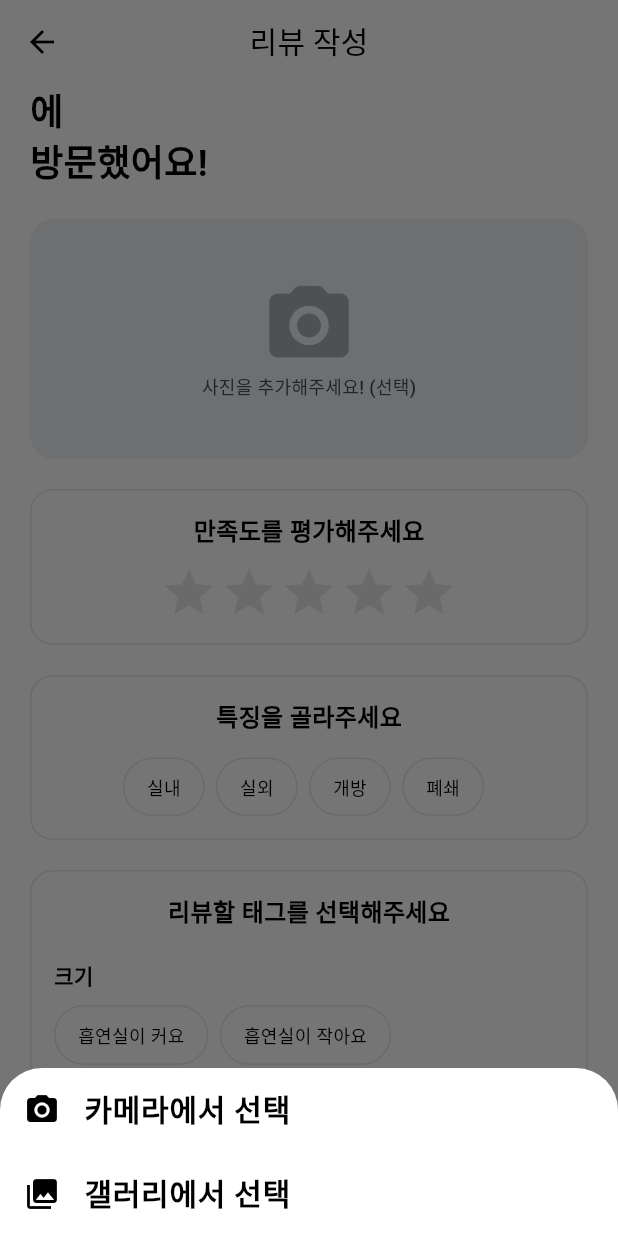
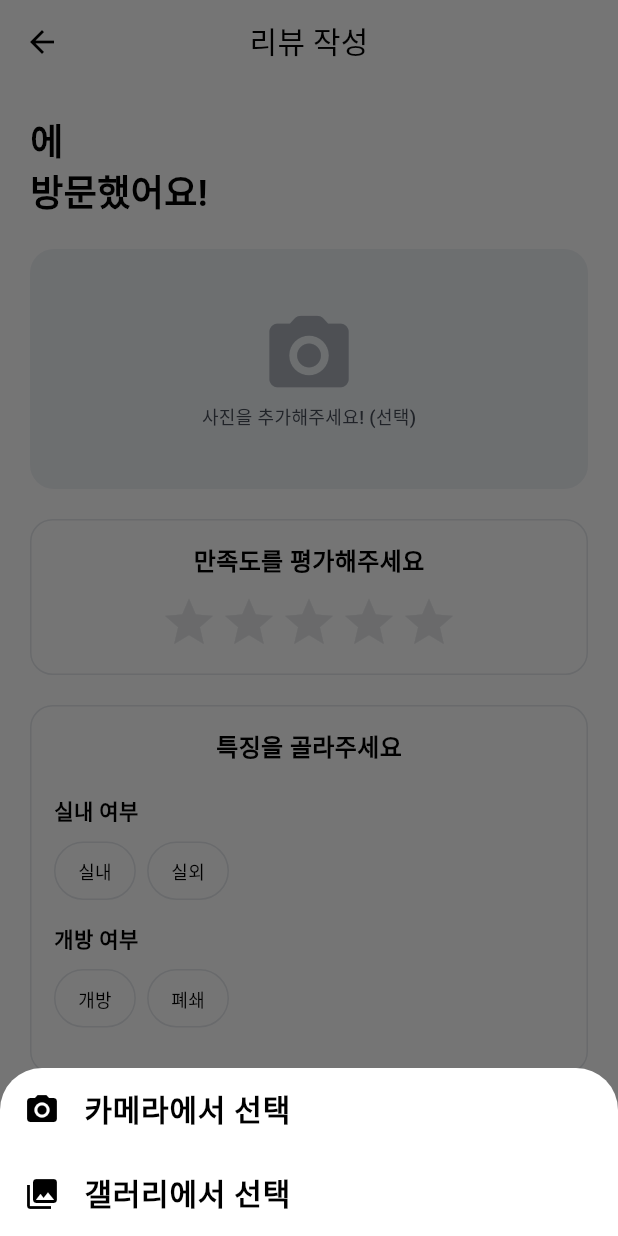
Before and after one commit to Alpha-Damyo/FE, a Flutter app: the WriteReviewScreen screen opened directly with empty values, after a tap on "사진을 추가해주세요! (선택)", on a phone screen of 412 x 824 dp. Run offline on Flutter 3.47's test engine with Material 3 defaults, Android fonts, the phone set to English and light mode, and no system bars; drawn by our look-alikes of flutter_rating_stars; our stand-ins replace flutter_dotenv, flutter_screenutil, flutter_secure_storage, geolocator, go_router, google_sign_in and 4 more; missing offline and left inert: balloon_widget, bottom_drawer, dart:ffi, flutter_naver_login, flutter_naver_map, kakao_flutter_sdk_user; accounts and stored records are empty; network calls fail; Roboto replaces fonts that are missing (pretendard); project files that could hold a hidden picture were left out.

Commit message:
스크롤 수정

```diff
--- a/lib/main.dart
+++ b/lib/main.dart
@@ -108,7 +108,7 @@ void main() async {
   await dotenv.load(fileName: ".env");
   await _initializeMap();
   _requestPermission();
-  // await _getCurrentLocation();
+  await _getCurrentLocation();
   // Kakao sdk 초기화
   _initializeKakao();
 
--- a/lib/screens/home/map/somking_area/review/write_review_listview.dart
+++ b/lib/screens/home/map/somking_area/review/write_review_listview.dart
@@ -3,7 +3,7 @@ import 'package:flutter/material.dart';
 // Listview
 class WriteReviewListview extends StatefulWidget {
   final List<String> characterList;
-  int selectedCharacterIndex;
+  List<bool> selectedCharacterIndex;
   WriteReviewListview({
     super.key,
     required this.characterList,
@@ -17,30 +17,36 @@ class WriteReviewListview extends StatefulWidget {
 class _WriteReviewListview extends State<WriteReviewListview> {
   @override
   Widget build(BuildContext context) {
-    // int index = widget.selectedCharacterIndex;
-    return Row(children: <Widget>[
+    return SizedBox(
+      width: double.infinity,
+      child: SingleChildScrollView(
+        scrollDirection: Axis.horizontal,
+        child: Row(children: <Widget>[
           for (int i = 0; i < widget.characterList.length; i++)
             Padding(
               padding: const EdgeInsets.only(right: 7.5),
               child: GestureDetector(
                 onTap: () {
                   setState(() {
-                if (widget.selectedCharacterIndex == i) {
-                  widget.selectedCharacterIndex = -1;
+                    widget.selectedCharacterIndex[i] =
+                        !widget.selectedCharacterIndex[i];
+                    if (i == 0) {
+                      widget.selectedCharacterIndex[1] = false;
                     } else {
-                  widget.selectedCharacterIndex = i;
+                      widget.selectedCharacterIndex[0] = false;
                     }
                   });
                 },
                 child: Container(
-              padding: const EdgeInsets.symmetric(horizontal: 15, vertical: 10),
+                  padding:
+                      const EdgeInsets.symmetric(horizontal: 15, vertical: 10),
                   alignment: Alignment.center,
                   decoration: BoxDecoration(
-                color: widget.selectedCharacterIndex == i
+                    color: widget.selectedCharacterIndex[i]
                         ? Theme.of(context).colorScheme.onPrimary
                         : Colors.white,
                     border: Border.all(
-                  color: widget.selectedCharacterIndex == i
+                      color: widget.selectedCharacterIndex[i]
                           ? Theme.of(context).colorScheme.primary
                           : const Color(0xFFE4E7EB),
                     ),
@@ -55,11 +61,12 @@ class _WriteReviewListview extends State<WriteReviewListview> {
                 ),
               ),
             ),
-    ]);
+        ]),
+      ),
+    );
   }
 }
 
-// Listview
 class WriteReviewDuplicateListview extends StatefulWidget {
   final List<String> characterList;
   List<bool> selectedCharacterIndex;
@@ -78,8 +85,9 @@ class _WriteReviewDuplicateListview
     extends State<WriteReviewDuplicateListview> {
   @override
   Widget build(BuildContext context) {
-    // int index = widget.selectedCharacterIndex;
-    return SingleChildScrollView(
+    return SizedBox(
+      width: double.infinity,
+      child: SingleChildScrollView(
         scrollDirection: Axis.horizontal,
         child: Row(children: <Widget>[
           for (int i = 0; i < widget.characterList.length; i++)
@@ -117,56 +125,7 @@ class _WriteReviewDuplicateListview
               ),
             ),
         ]),
+      ),
     );
   }
 }
-      // widget.characterList
-      //     .map(
-      //       (character) => Padding(
-      //         padding: const EdgeInsets.symmetric(horizontal: 7.5),
-      //         child: Container(
-      //           height: 36,
-      //           padding: const EdgeInsets.symmetric(horizontal: 15),
-      //           alignment: Alignment.center,
-      //           decoration: BoxDecoration(
-      //             color: Theme.of(context).colorScheme.onPrimary,
-      //             border: Border.all(
-      //               color: Theme.of(context).colorScheme.primary,
-      //             ),
-      //             borderRadius: BorderRadius.circular(36),
-      //           ),
-      //           child: Text(character),
-      //         ),
-      //       ),
-      //     )
-      //     .toList(),
-      // Container(
-      //   height: 29,
-      //   padding: const EdgeInsets.symmetric(
-      //     horizontal: 15,
-      //   ),
-      //   decoration: BoxDecoration(
-      //       color: widget.selectedCharacterIndex == index
-      //           ? Theme.of(context).colorScheme.onPrimary
-      //           : Colors.white,
-      //       borderRadius: BorderRadius.circular(16),
-      //       border: widget.selectedCharacterIndex == index
-      //           ? Border.all(
-      //               color: Theme.of(context).colorScheme.primary,
-      //             )
-      //           : Border.all(
-      //               color: const Color(0xffE4E7EB),
-      //             )),
-      //   child: Align(
-      //     alignment: Alignment.center,
-      //     child: Text(
-      //       widget.characterList[index],
-      //       style: const TextStyle(
-      //         color: Color(0xFF464D57),
-      //         fontSize: 12,
-      //         fontFamily: 'Pretendard',
-      //         fontWeight: FontWeight.w500,
-      //       ),
-      //     ),
-      //   ),
-      // ),
--- a/lib/screens/home/map/somking_area/review/write_review_screen.dart
+++ b/lib/screens/home/map/somking_area/review/write_review_screen.dart
@@ -53,13 +53,12 @@ class _WriteReviewScreenState extends State<WriteReviewScreen> {
   final ImagePicker picker = ImagePicker();
   // 이름, 설명, 주소 순으로 저장
   double _starValue = 0;
-
-  final List<dynamic> _tagIndex = [
-    -1,
-    -1,
-    -1,
-    -1,
-    -1,
+  final List<List<bool>> _tagIndex = [
+    [false, false],
+    [false, false],
+    [false, false],
+    [false, false],
+    [false, false],
     [false, false, false],
   ];
 
@@ -95,6 +94,7 @@ class _WriteReviewScreenState extends State<WriteReviewScreen> {
                 child: SingleChildScrollView(
                   child: Column(
                     children: [
+                      const SizedBox(height: 20),
                       Column(
                         crossAxisAlignment: CrossAxisAlignment.start,
                         children: [
@@ -213,18 +213,15 @@ class _WriteReviewScreenState extends State<WriteReviewScreen> {
                                 fontWeight: FontWeight.w600,
                               ),
                             ),
-                            const SizedBox(height: 15),
-                            Row(
-                              mainAxisAlignment: MainAxisAlignment.center,
-                              children: [
-                                WriteReviewListview(
-                                    characterList: inout,
-                                    selectedCharacterIndex: _tagIndex[0]),
-                                WriteReviewListview(
-                                    characterList: openclose,
-                                    selectedCharacterIndex: _tagIndex[1]),
-                              ],
-                            )
+                            const SizedBox(height: 20),
+                            selectTagColumn("실내 여부", inout, _tagIndex[0]),
+                            selectTagColumn("개방 여부", openclose, _tagIndex[1]),
+                            // WriteReviewListview(
+                            //     characterList: inout,
+                            //     selectedCharacterIndex: _tagIndex[0]),
+                            // WriteReviewListview(
+                            //     characterList: openclose,
+                            //     selectedCharacterIndex: _tagIndex[1])
                           ],
                         ),
                       ),
@@ -317,7 +314,8 @@ class _WriteReviewScreenState extends State<WriteReviewScreen> {
     );
   }
 
-  Column selectTagColumn(String tagName, List<String> tagList, int tagIndex) {
+  Column selectTagColumn(
+      String tagName, List<String> tagList, List<bool> tagIndex) {
     return Column(
       crossAxisAlignment: CrossAxisAlignment.start,
       children: [
```
Also changed, not shown: lib/screens/home/inform/inform_screen.dart (+12 -8 lines). Lines whose indentation alone changed are shown as unchanged.
